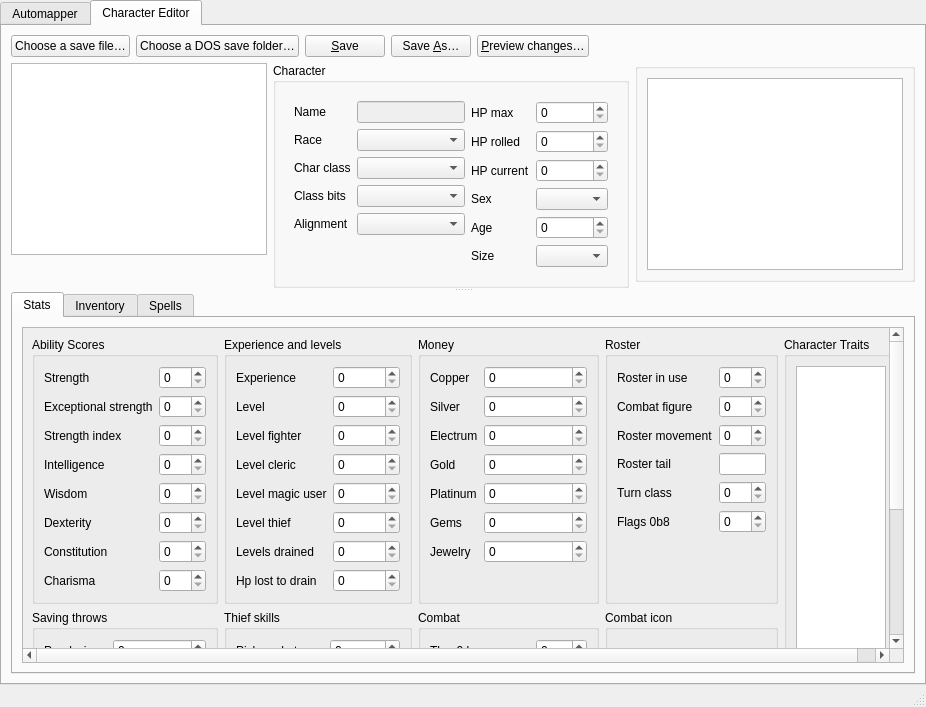
First picture: the form in wish/window.ui, repository malcyon/wish, before the edit.
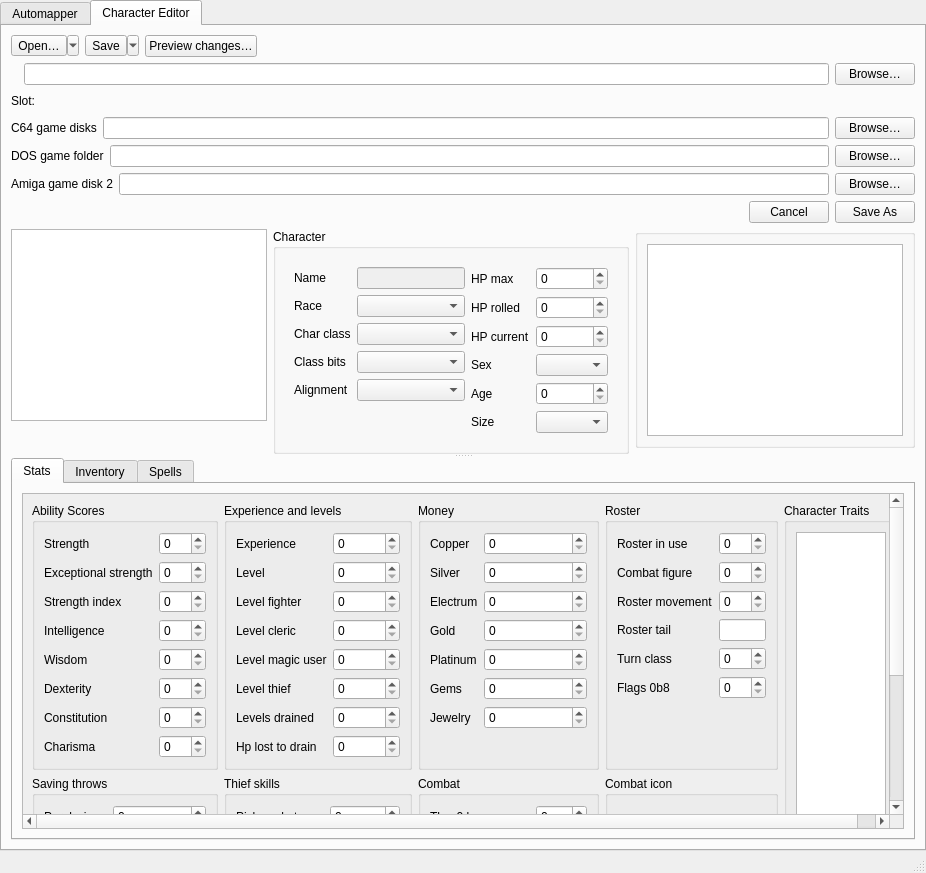
Second picture: the form after the edit. The open tabs and pages were chosen to show the change. Custom widgets are drawn as their Qt base class.

Commit message: Build the split Open/Save buttons and destination section for #511 stage 3

What changed in the file:
```diff
--- a/wish/window.ui
+++ b/wish/window.ui
@@ -1492,37 +1492,35 @@
         <item>
          <layout class="QHBoxLayout" name="buttons">
           <item>
-           <widget class="QPushButton" name="button_open_file">
+           <widget class="QToolButton" name="button_open">
             <property name="text">
-             <string>Choose a save file…</string>
+             <string>Open…</string>
             </property>
-           </widget>
-          </item>
-          <item>
-           <widget class="QPushButton" name="button_open_folder">
-            <property name="text">
-             <string>Choose a DOS save folder…</string>
+            <property name="toolButtonStyle">
+             <enum>Qt::ToolButtonTextBesideIcon</enum>
             </property>
-           </widget>
-          </item>
-          <item>
-           <widget class="QPushButton" name="button_save">
-            <property name="text">
-             <string>&amp;Save</string>
+            <property name="popupMode">
+             <enum>QToolButton::MenuButtonPopup</enum>
             </property>
            </widget>
           </item>
           <item>
-           <widget class="QPushButton" name="button_save_as">
+           <widget class="QToolButton" name="button_save">
             <property name="text">
-             <string>Save &amp;As…</string>
+             <string>Save</string>
+            </property>
+            <property name="toolButtonStyle">
+             <enum>Qt::ToolButtonTextBesideIcon</enum>
+            </property>
+            <property name="popupMode">
+             <enum>QToolButton::MenuButtonPopup</enum>
             </property>
            </widget>
           </item>
           <item>
            <widget class="QPushButton" name="button_preview">
             <property name="text">
-             <string>&amp;Preview changes…</string>
+             <string>Preview changes…</string>
             </property>
            </widget>
           </item>
@@ -1541,6 +1539,189 @@
           </item>
          </layout>
         </item>
+        <item>
+         <widget class="QWidget" name="destination_section">
+          <property name="visible">
+           <bool>false</bool>
+          </property>
+          <layout class="QVBoxLayout" name="destination_layout">
+           <property name="leftMargin"><number>0</number></property>
+           <property name="topMargin"><number>0</number></property>
+           <property name="rightMargin"><number>0</number></property>
+           <property name="bottomMargin"><number>0</number></property>
+           <item>
+            <layout class="QHBoxLayout" name="row_destination_path">
+             <item>
+              <widget class="QLabel" name="label_destination_path">
+               <property name="text">
+                <string/>
+               </property>
+              </widget>
+             </item>
+             <item>
+              <widget class="QLineEdit" name="destination_path"/>
+             </item>
+             <item>
+              <widget class="QPushButton" name="button_destination_browse">
+               <property name="text">
+                <string>Browse…</string>
+               </property>
+              </widget>
+             </item>
+            </layout>
+           </item>
+           <item>
+            <widget class="QWidget" name="box_destination_slot">
+             <layout class="QHBoxLayout" name="row_destination_slot">
+              <property name="leftMargin"><number>0</number></property>
+              <property name="topMargin"><number>0</number></property>
+              <property name="rightMargin"><number>0</number></property>
+              <property name="bottomMargin"><number>0</number></property>
+              <item>
+               <widget class="QLabel" name="label_slot_caption">
+                <property name="text">
+                 <string>Slot:</string>
+                </property>
+               </widget>
+              </item>
+              <item>
+               <widget class="QLabel" name="label_destination_slot">
+                <property name="text">
+                 <string/>
+                </property>
+               </widget>
+              </item>
+              <item>
+               <spacer name="spacer_destination_slot">
+                <property name="orientation">
+                 <enum>Qt::Horizontal</enum>
+                </property>
+                <property name="sizeHint" stdset="0">
+                 <size>
+                  <width>40</width>
+                  <height>20</height>
+                 </size>
+                </property>
+               </spacer>
+              </item>
+             </layout>
+            </widget>
+           </item>
+           <item>
+            <widget class="QWidget" name="box_c64_disks">
+             <layout class="QHBoxLayout" name="row_c64_disks">
+              <property name="leftMargin"><number>0</number></property>
+              <property name="topMargin"><number>0</number></property>
+              <property name="rightMargin"><number>0</number></property>
+              <property name="bottomMargin"><number>0</number></property>
+              <item>
+               <widget class="QLabel" name="label_c64_disks_caption">
+                <property name="text">
+                 <string>C64 game disks</string>
+                </property>
+               </widget>
+              </item>
+              <item>
+               <widget class="QLineEdit" name="destination_c64_disks"/>
+              </item>
+              <item>
+               <widget class="QPushButton" name="button_c64_disks_browse">
+                <property name="text">
+                 <string>Browse…</string>
+                </property>
+               </widget>
+              </item>
+             </layout>
+            </widget>
+           </item>
+           <item>
+            <widget class="QWidget" name="box_dos_folder">
+             <layout class="QHBoxLayout" name="row_dos_folder">
+              <property name="leftMargin"><number>0</number></property>
+              <property name="topMargin"><number>0</number></property>
+              <property name="rightMargin"><number>0</number></property>
+              <property name="bottomMargin"><number>0</number></property>
+              <item>
+               <widget class="QLabel" name="label_dos_folder_caption">
+                <property name="text">
+                 <string>DOS game folder</string>
+                </property>
+               </widget>
+              </item>
+              <item>
+               <widget class="QLineEdit" name="destination_dos_folder"/>
+              </item>
+              <item>
+               <widget class="QPushButton" name="button_dos_folder_browse">
+                <property name="text">
+                 <string>Browse…</string>
+                </property>
+               </widget>
+              </item>
+             </layout>
+            </widget>
+           </item>
+           <item>
+            <widget class="QWidget" name="box_amiga_disk">
+             <layout class="QHBoxLayout" name="row_amiga_disk">
+              <property name="leftMargin"><number>0</number></property>
+              <property name="topMargin"><number>0</number></property>
+              <property name="rightMargin"><number>0</number></property>
+              <property name="bottomMargin"><number>0</number></property>
+              <item>
+               <widget class="QLabel" name="label_amiga_disk_caption">
+                <property name="text">
+                 <string>Amiga game disk 2</string>
+                </property>
+               </widget>
+              </item>
+              <item>
+               <widget class="QLineEdit" name="destination_amiga_disk"/>
+              </item>
+              <item>
+               <widget class="QPushButton" name="button_amiga_disk_browse">
+                <property name="text">
+                 <string>Browse…</string>
+                </property>
+               </widget>
+              </item>
+             </layout>
+            </widget>
+           </item>
+           <item>
+            <layout class="QHBoxLayout" name="row_destination_buttons">
+             <item>
+              <spacer name="spacer_destination_buttons">
+               <property name="orientation">
+                <enum>Qt::Horizontal</enum>
+               </property>
+               <property name="sizeHint" stdset="0">
+                <size>
+                 <width>40</width>
+                 <height>20</height>
+                </size>
+               </property>
+              </spacer>
+             </item>
+             <item>
+              <widget class="QPushButton" name="button_destination_cancel">
+               <property name="text">
+                <string>Cancel</string>
+               </property>
+              </widget>
+             </item>
+             <item>
+              <widget class="QPushButton" name="button_destination_save_as">
+               <property name="text">
+                <string>Save As</string>
+               </property>
+              </widget>
+             </item>
+            </layout>
+           </item>
+          </layout>
+         </widget>
+        </item>
         <item>
          <widget class="QSplitter" name="editor_split">
           <property name="orientation">
```
The commit also changes 12 other files.
